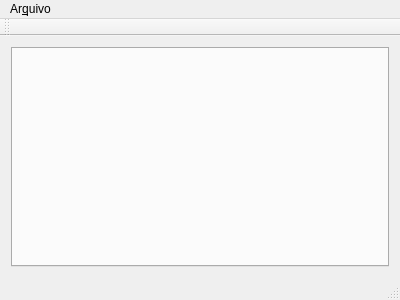
The window that mainwindow.ui (GabrielLasso/MAC0214) describes before a commit, drawn with Qt 5.
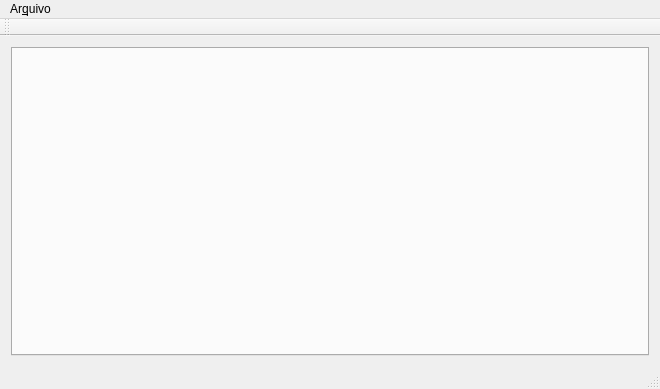
The same window after the commit.

```diff
--- a/mainwindow.ui
+++ b/mainwindow.ui
@@ -6,8 +6,8 @@
    <rect>
     <x>0</x>
     <y>0</y>
-    <width>400</width>
-    <height>300</height>
+    <width>660</width>
+    <height>389</height>
    </rect>
   </property>
   <property name="windowTitle">
@@ -44,7 +44,7 @@
     <rect>
      <x>0</x>
      <y>0</y>
-     <width>400</width>
+     <width>660</width>
      <height>30</height>
     </rect>
    </property>
```
Left out of the diff: 2 changed lines with no effect on the pictures.
